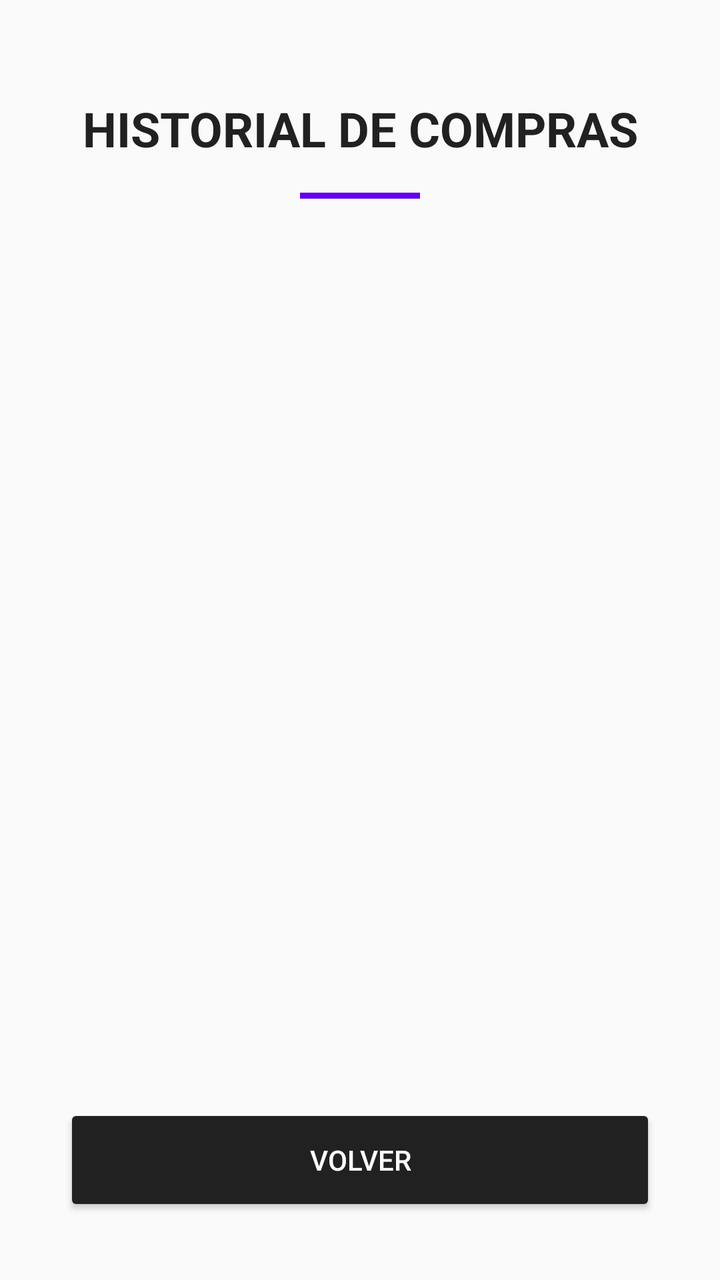
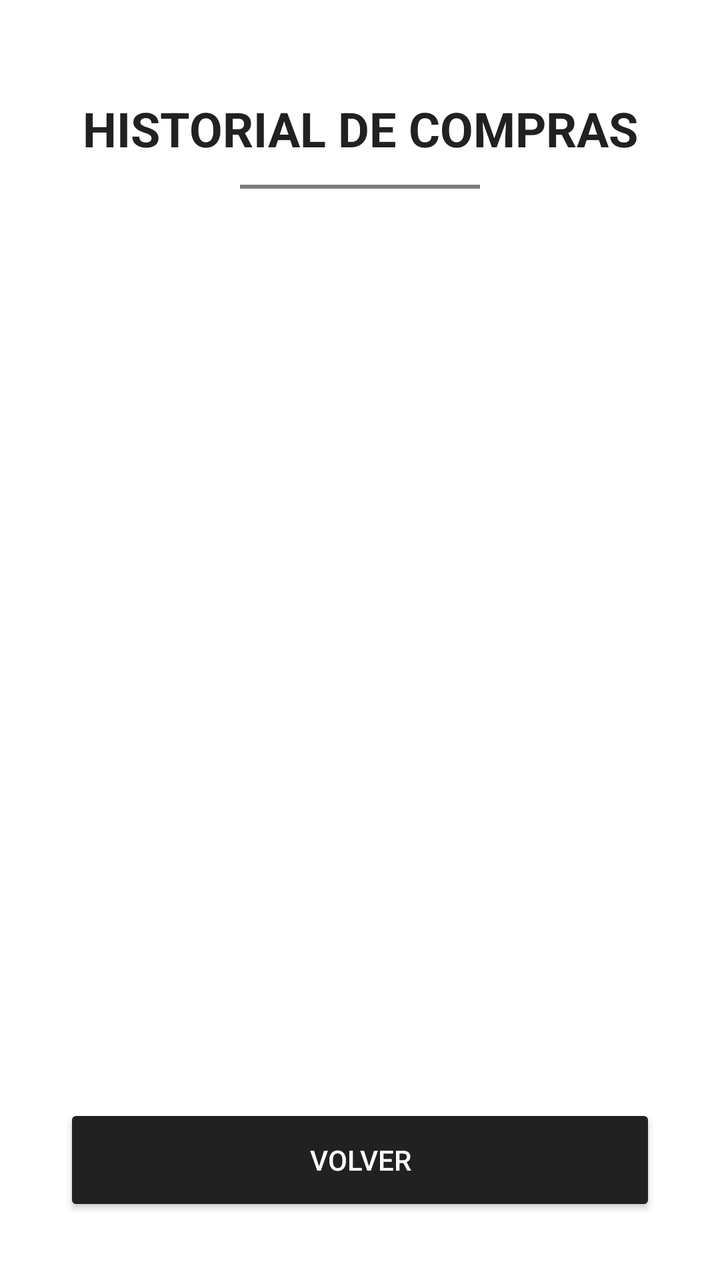

An Android layout rendered at two revisions. The XML below is the earlier revision; the diff shows what the commit changed to produce the second picture.
<!-- AndroidManifest.xml: application theme Theme.TiendaRopa -->
<!-- res/layout/activity_historial.xml -->
<?xml version="1.0" encoding="utf-8"?>
<LinearLayout xmlns:android="http://schemas.android.com/apk/res/android"
    android:layout_width="match_parent"
    android:layout_height="match_parent"
    android:background="#FAFAFA"
    android:orientation="vertical"
    android:paddingStart="32dp"
    android:paddingTop="48dp"
    android:paddingEnd="32dp"
    android:paddingBottom="32dp">

    <TextView
        android:layout_width="match_parent"
        android:layout_height="wrap_content"
        android:gravity="center"
        android:text="HISTORIAL DE COMPRAS"
        android:textColor="#212121"
        android:textSize="24sp"
        android:textStyle="bold" />

    <View
        android:layout_width="60dp"
        android:layout_height="3dp"
        android:layout_gravity="center_horizontal"
        android:layout_marginTop="16dp"
        android:background="#6200EE" />

    <androidx.recyclerview.widget.RecyclerView
        android:id="@+id/recyclerHistorial"
        android:layout_width="match_parent"
        android:layout_height="0dp"
        android:layout_marginTop="24dp"
        android:layout_weight="1" />

    <Button
        android:id="@+id/botonVolverHistorial"
        android:layout_width="match_parent"
        android:layout_height="56dp"
        android:layout_marginTop="16dp"
        android:backgroundTint="#212121"
        android:text="Volver"
        android:textColor="#FFFFFF" />

</LinearLayout>
<!-- resources referenced by this layout -->
<resources>
  <style name="Theme.TiendaRopa" parent="android:Theme.Material.Light.NoActionBar" />
</resources>

<!-- the commit's change to res/layout/activity_historial.xml (unified diff, before → after) -->
@@ -2,7 +2,7 @@
 <LinearLayout xmlns:android="http://schemas.android.com/apk/res/android"
     android:layout_width="match_parent"
     android:layout_height="match_parent"
-    android:background="#FAFAFA"
+    android:background="#FFFFFF"
     android:orientation="vertical"
     android:paddingStart="32dp"
     android:paddingTop="48dp"
@@ -19,11 +19,11 @@
         android:textStyle="bold" />
 
     <View
-        android:layout_width="60dp"
-        android:layout_height="3dp"
+        android:layout_width="120dp"
+        android:layout_height="2dp"
         android:layout_gravity="center_horizontal"
-        android:layout_marginTop="16dp"
-        android:background="#6200EE" />
+        android:layout_marginTop="12dp"
+        android:background="#7C7C80" />
 
     <androidx.recyclerview.widget.RecyclerView
         android:id="@+id/recyclerHistorial"
